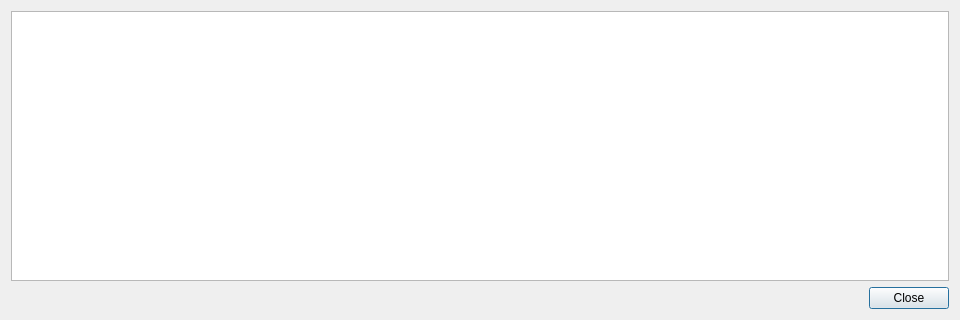
This is src/qt/forms/transactiondescdialog.ui in Ankh-Trust/electrum-core as Qt 5 draws it before an edit. The edited form follows.
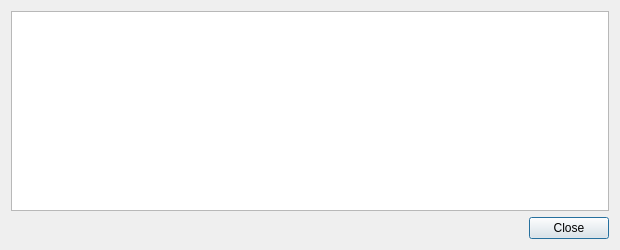
This is the edited form.

Diff of the .ui file:
```diff
--- a/src/qt/forms/transactiondescdialog.ui
+++ b/src/qt/forms/transactiondescdialog.ui
@@ -6,19 +6,25 @@
    <rect>
     <x>0</x>
     <y>0</y>
-    <width>960</width>
-    <height>320</height>
+    <width>620</width>
+    <height>250</height>
    </rect>
   </property>
   <property name="windowTitle">
    <string notr="true">Transaction details</string>
   </property>
+  <property name="styleSheet">
+   <string notr="true"/>
+  </property>
   <layout class="QVBoxLayout" name="verticalLayout">
    <item>
     <widget class="QTextEdit" name="detailText">
      <property name="toolTip">
       <string>This pane shows a detailed description of the transaction</string>
      </property>
+     <property name="styleSheet">
+      <string notr="true"/>
+     </property>
      <property name="readOnly">
       <bool>true</bool>
      </property>
@@ -26,6 +32,9 @@
    </item>
    <item>
     <widget class="QDialogButtonBox" name="buttonBox">
+     <property name="styleSheet">
+      <string notr="true"/>
+     </property>
      <property name="orientation">
       <enum>Qt::Horizontal</enum>
      </property>
```
